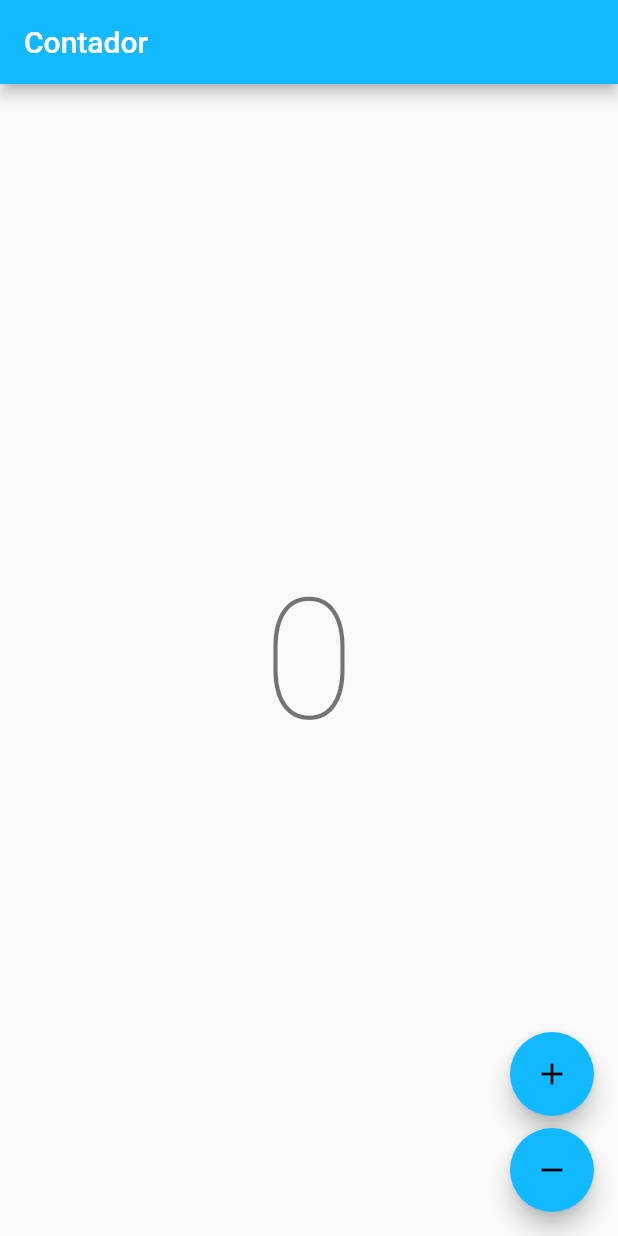
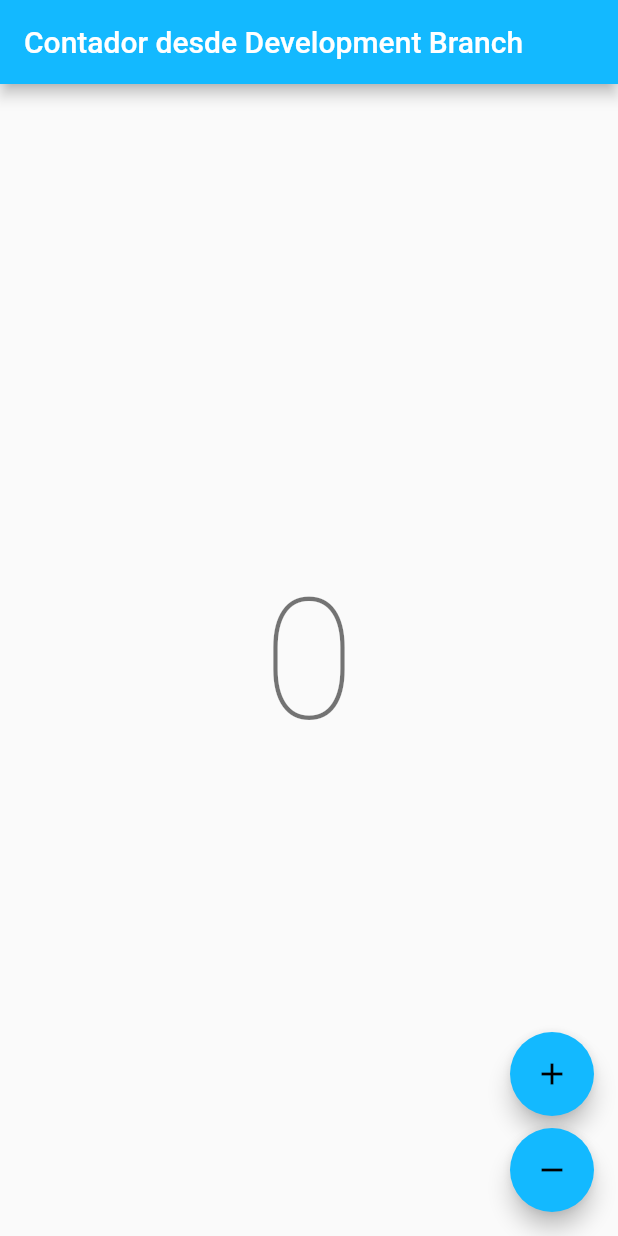
Before and after one commit to dev-RodrigoLopez/contador, a Flutter app: the screen it shows after launch, on a phone screen of 412 x 824 dp. Run offline on Flutter 3.47's test engine with Material 2 defaults, Android fonts, the light colour scheme and no system bars; our stand-ins replace bloc, flutter_bloc; generated files the repository leaves out were written again.

Commit message:
Primer commit desde development

```diff
--- a/lib/counter/view/counter_page.dart
+++ b/lib/counter/view/counter_page.dart
@@ -29,7 +29,7 @@ class CounterView extends StatelessWidget {
   Widget build(BuildContext context) {
     final l10n = context.l10n;
     return Scaffold(
-      appBar: AppBar(title: const Text( 'Contador' )),
+      appBar: AppBar(title: const Text( 'Contador desde Development Branch' )),
       body: const Center(child: CounterText()),
       floatingActionButton: Column(
         mainAxisAlignment: MainAxisAlignment.end,
```
